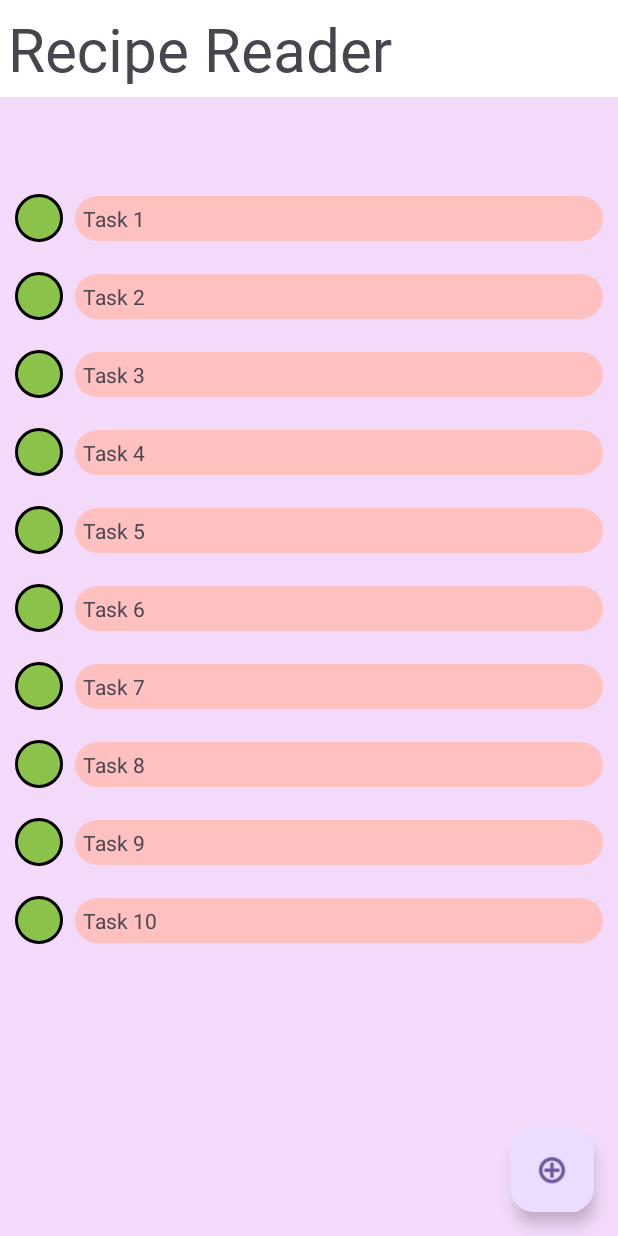
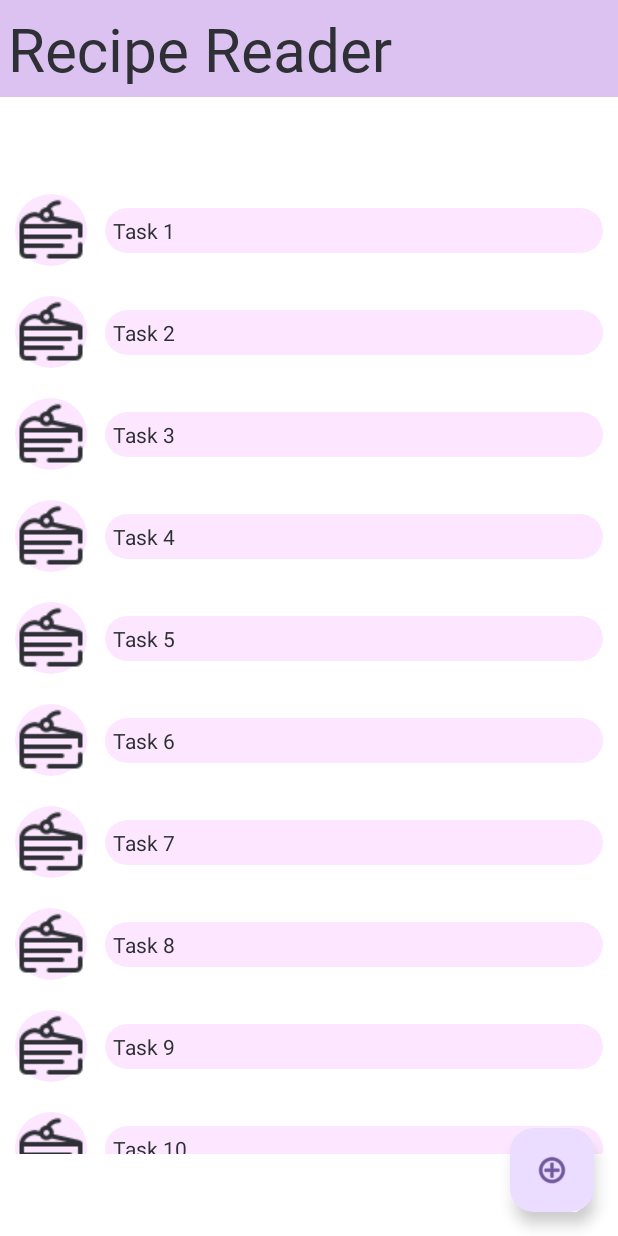
Before and after one commit to buennoo/RecipeReader-app, an Android app: the screen it shows after launch (MainActivity), on a phone screen of 412 x 824 dp. Run offline under Robolectric (Android 15) with nearby library versions, the phone set to English and light mode, and no system bars; Roboto replaces fonts that are not available here.

Commit message:
change view style

```diff
--- a/app/src/main/res/drawable/rounded_bcgd.xml
+++ b/app/src/main/res/drawable/rounded_bcgd.xml
@@ -1,5 +1,5 @@
 <?xml version="1.0" encoding="utf-8"?>
 <shape xmlns:android="http://schemas.android.com/apk/res/android">
     <corners android:radius="50dp" />
-    <solid android:color="#FFC0C0" />
+    <solid android:color="#FDE6FF" />
 </shape>
--- a/app/src/main/res/layout/fragment_task_item.xml
+++ b/app/src/main/res/layout/fragment_task_item.xml
@@ -20,19 +20,23 @@
         app:layout_constraintStart_toStartOf="parent"
         app:layout_constraintTop_toTopOf="parent"
         app:layout_constraintVertical_bias="0.0"
-        app:srcCompat="@drawable/circle_drawable_green" />
+        app:srcCompat="@drawable/icons8_cake_48"
+        app:tint="@color/material_dynamic_neutral20"
+        />
 
     <TextView
         android:id="@+id/content"
         android:layout_width="match_parent"
         android:layout_height="wrap_content"
-        android:layout_marginStart="50dp"
+        android:layout_marginStart="70dp"
         android:layout_marginTop="10dp"
         android:layout_marginEnd="10dp"
         android:layout_marginBottom="10dp"
         android:background="@drawable/rounded_bcgd"
+        android:fontFamily="sans-serif"
+        android:padding="5dp"
         android:text="TextView"
-        android:padding="5dp"
+        android:textColor="@color/material_dynamic_neutral20"
         app:layout_constraintBottom_toBottomOf="parent"
         app:layout_constraintEnd_toEndOf="parent"
         app:layout_constraintStart_toStartOf="parent"
--- a/app/src/main/res/layout/fragment_task_list.xml
+++ b/app/src/main/res/layout/fragment_task_list.xml
@@ -4,7 +4,7 @@
     xmlns:tools="http://schemas.android.com/tools"
     android:layout_width="match_parent"
     android:layout_height="match_parent"
-    android:background="#F3DAFB">
+    android:background="#FFFFFF">
 
     <androidx.recyclerview.widget.RecyclerView
         android:id="@+id/list"
@@ -32,10 +32,11 @@
         android:id="@+id/recipeReaderTitle"
         android:layout_width="match_parent"
         android:layout_height="wrap_content"
-        android:background="#FFFFFF"
+        android:background="#DBC2F1"
         android:fontFamily="@font/abril_fatface"
         android:padding="5dp"
         android:text="Recipe Reader"
+        android:textColor="@color/material_dynamic_neutral20"
         android:textSize="40sp"
         app:layout_constraintTop_toTopOf="parent"
         tools:layout_editor_absoluteX="10dp" />
```
Also changed, not shown: app/src/main/res/drawable/icons8_cake_48.png (added), app/src/main/res/drawable/icons8_cupcake_32.png (added).
